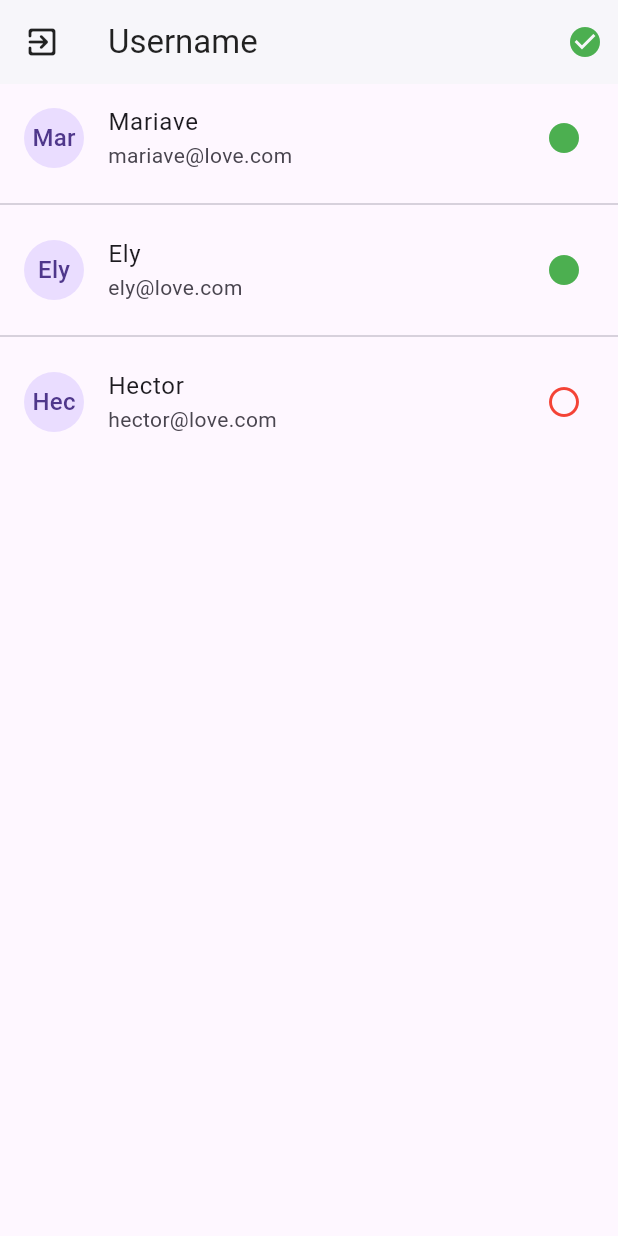
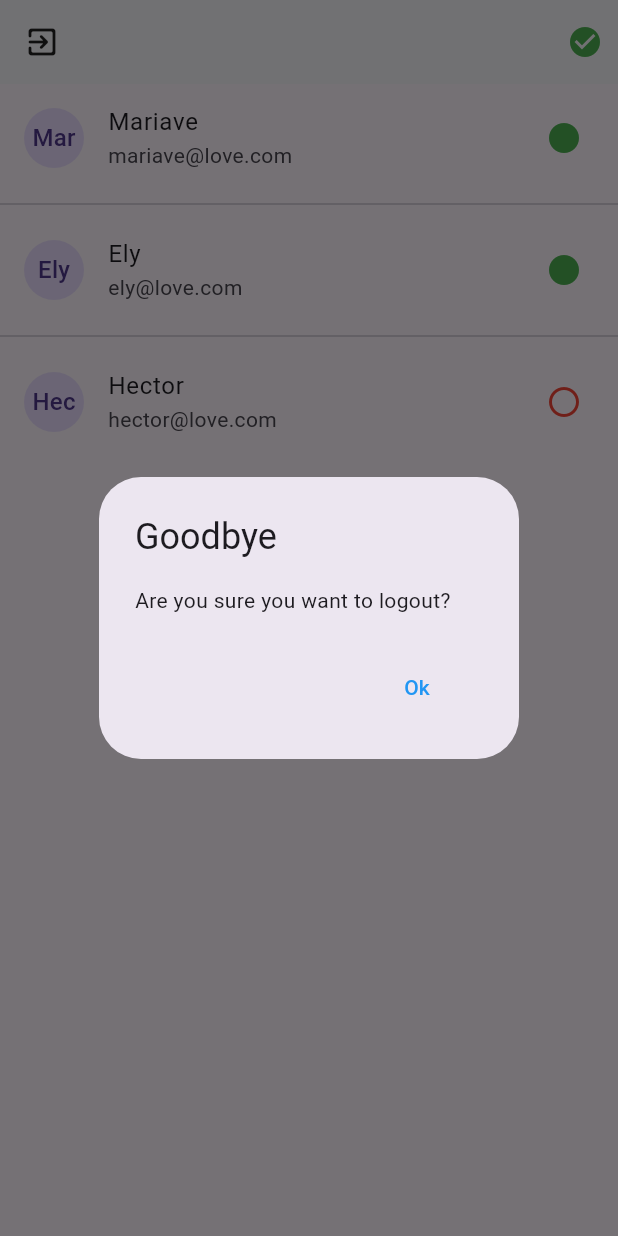
Before and after one commit to von-maurus/chat_app_fh_course, a Flutter app: the UsersPage screen opened by its route, after a tap on the "exit to app" icon, on a phone screen of 412 x 824 dp. Run offline on Flutter 3.47's test engine with Material 3 defaults, Android fonts, the phone set to English and light mode, and no system bars; our stand-ins replace flutter_secure_storage; accounts and stored records are empty; network calls fail.

Commit message:
Seccion: - login y logout - Register user

```diff
--- /dev/null
+++ b/lib/common/utils/show_custom_dialog.dart
@@ -0,0 +1,36 @@
+import 'dart:io';
+
+import 'package:flutter/cupertino.dart';
+import 'package:flutter/material.dart';
+
+showCustomDialog(BuildContext context, {String title = '', String subtitle = '', Function()? onPressed}) {
+  return Platform.isAndroid
+      ? showDialog(
+          context: context,
+          builder: (context) => AlertDialog(
+            title: Text(title),
+            content: Text(subtitle),
+            actions: [
+              MaterialButton(
+                elevation: 5,
+                textColor: Colors.blue,
+                onPressed: onPressed ?? () => Navigator.pop(context),
+                child: const Text('Ok'),
+              )
+            ],
+          ),
+        )
+      : showCupertinoDialog(
+          context: context,
+          builder: (context) => CupertinoAlertDialog(
+            title: Text(title),
+            content: Text(subtitle),
+            actions: [
+              CupertinoDialogAction(
+                child: const Text('Ok'),
+                onPressed: onPressed ?? () => Navigator.pop(context),
+              )
+            ],
+          ),
+        );
+}
--- a/lib/common/widgets/custom_elevated_btn.dart
+++ b/lib/common/widgets/custom_elevated_btn.dart
@@ -7,26 +7,28 @@ class CustomElevatedBtn extends StatelessWidget {
     this.height = 55,
     this.backgroundColor = Colors.blue,
     required this.onPressed,
+    this.disable = false,
   });
 
   final double height;
   final String text;
   final Color backgroundColor;
   final Function()? onPressed;
+  final bool disable;
   @override
   Widget build(BuildContext context) {
     return ElevatedButton(
       style: ButtonStyle(
         elevation: const WidgetStatePropertyAll(2),
         shape: const WidgetStatePropertyAll(StadiumBorder()),
-        backgroundColor: WidgetStatePropertyAll(backgroundColor),
+        backgroundColor: WidgetStatePropertyAll(disable ? Colors.grey[400] : backgroundColor),
       ),
       onPressed: onPressed,
       child: SizedBox(
         height: height,
         width: double.infinity,
         child: Center(
-          child: Text(text, style: const TextStyle(color: Colors.white)),
+          child: Text(text, style: TextStyle(color: disable ? Colors.black : Colors.white)),
         ),
       ),
     );
--- /dev/null
+++ b/lib/global/environment.dart
@@ -0,0 +1,6 @@
+import 'dart:io';
+
+class Environment {
+  static String apiUrl = Platform.isAndroid ? 'http://192.168.1.95:3000/api' : 'http://192.168.1.95:3000/api';
+  static String socketUrl = Platform.isAndroid ? 'http://192.168.1.95:3000/api' : 'http://localhost:3000/api';
+}
--- /dev/null
+++ b/lib/models/login_response.dart
@@ -0,0 +1,29 @@
+import 'package:chat_app/models/user.dart';
+
+class LoginResponse {
+  final bool ok;
+  final User? user;
+  final String token;
+
+  LoginResponse({
+    required this.ok,
+    required this.user,
+    required this.token,
+  });
+
+  factory LoginResponse.fromJson(Map<String, dynamic> json) {
+    return LoginResponse(
+      ok: json['ok'],
+      user: User.fromJson(json['user']),
+      token: json['token'],
+    );
+  }
+
+  Map<String, dynamic> toJson() {
+    return {
+      'ok': ok,
+      'user': user?.toJson() ?? '',
+      'token': token,
+    };
+  }
+}
--- a/lib/models/user.dart
+++ b/lib/models/user.dart
@@ -13,19 +13,19 @@ class User {
 
   factory User.fromJson(Map<String, dynamic> json) {
     return User(
-      uid: json['uid'],
       name: json['name'],
       email: json['email'],
       online: json['online'],
+      uid: json['uid'],
     );
   }
 
   Map<String, dynamic> toJson() {
     return {
-      'uid': uid,
       'name': name,
       'email': email,
       'online': online,
+      'uid': uid,
     };
   }
 }
--- a/lib/pages/users/users_page.dart
+++ b/lib/pages/users/users_page.dart
@@ -1,6 +1,10 @@
+import 'package:chat_app/common/utils/show_custom_dialog.dart';
 import 'package:chat_app/models/user.dart';
+import 'package:chat_app/pages/login/login_page.dart';
 import 'package:chat_app/pages/users/user_list_tile.dart';
+import 'package:chat_app/services/auth_service.dart';
 import 'package:flutter/material.dart';
+import 'package:provider/provider.dart';
 
 class UsersPage extends StatefulWidget {
   const UsersPage({super.key});
@@ -40,15 +44,28 @@ class _UsersPageState extends State<UsersPage> {
   }
 
   AppBar _buildAppBar() {
+    final authService = Provider.of<AuthProvider>(context, listen: true);
     return AppBar(
-      title: const Text(
-        'Username',
-        style: TextStyle(color: Colors.black87),
+      title: Text(
+        authService.user?.name ?? '',
+        style: const TextStyle(color: Colors.black87),
       ),
       elevation: 1,
       backgroundColor: Colors.white,
       leading: IconButton(
-        onPressed: () {},
+        onPressed: () {
+          showCustomDialog(
+            context,
+            title: 'Goodbye',
+            subtitle: 'Are you sure you want to logout?',
+            onPressed: () async {
+              await authService.logout();
+              if (context.mounted) {
+                Navigator.pushReplacement(context, MaterialPageRoute(builder: (_) => const LoginPage()));
+              }
+            },
+          );
+        },
         icon: const Icon(
           Icons.exit_to_app_rounded,
           color: Colors.black87,
--- a/pubspec.yaml
+++ b/pubspec.yaml
@@ -10,6 +10,11 @@ dependencies:
   flutter:
     sdk: flutter
 
+  provider: ^6.1.2
+  http: ^0.13.3
+  shared_preferences: ^2.0.8
+  flutter_secure_storage: ^9.2.4
+
 dev_dependencies:
   flutter_test:
     sdk: flutter
```
Also changed, not shown: lib/common/widgets/loading_screen.dart (+37 -2 lines), lib/main.dart (+12 -5 lines), lib/pages/login/login_form_widget.dart (+25 -1 lines), lib/pages/register/register_form_widget.dart (+28 -1 lines), lib/services/auth_service.dart (added, +102 -0 lines), pubspec.lock, 14 other files.
